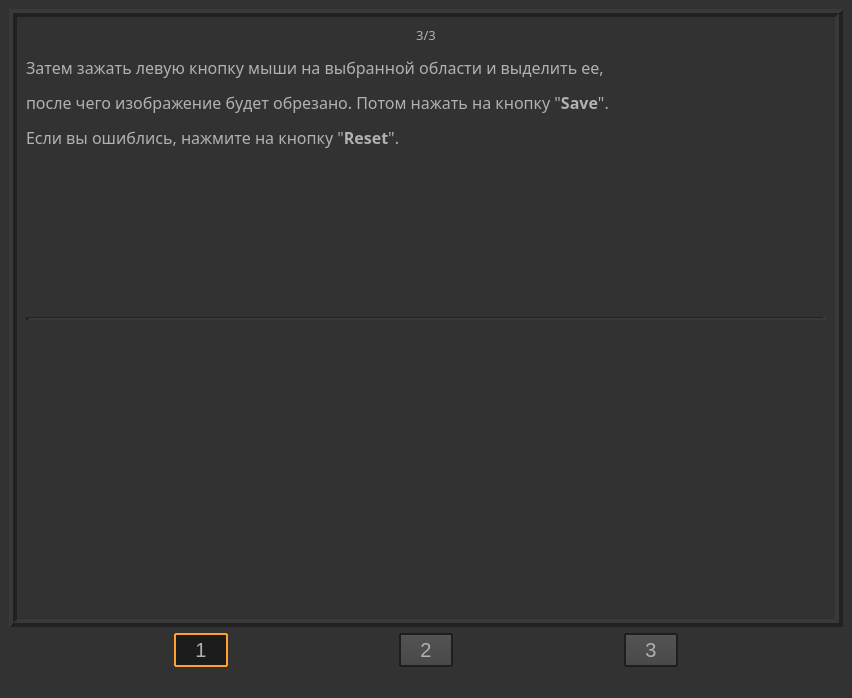
First picture: the form in ui interface/instruction.ui, repository Paikerite/Text-finder, before the edit.
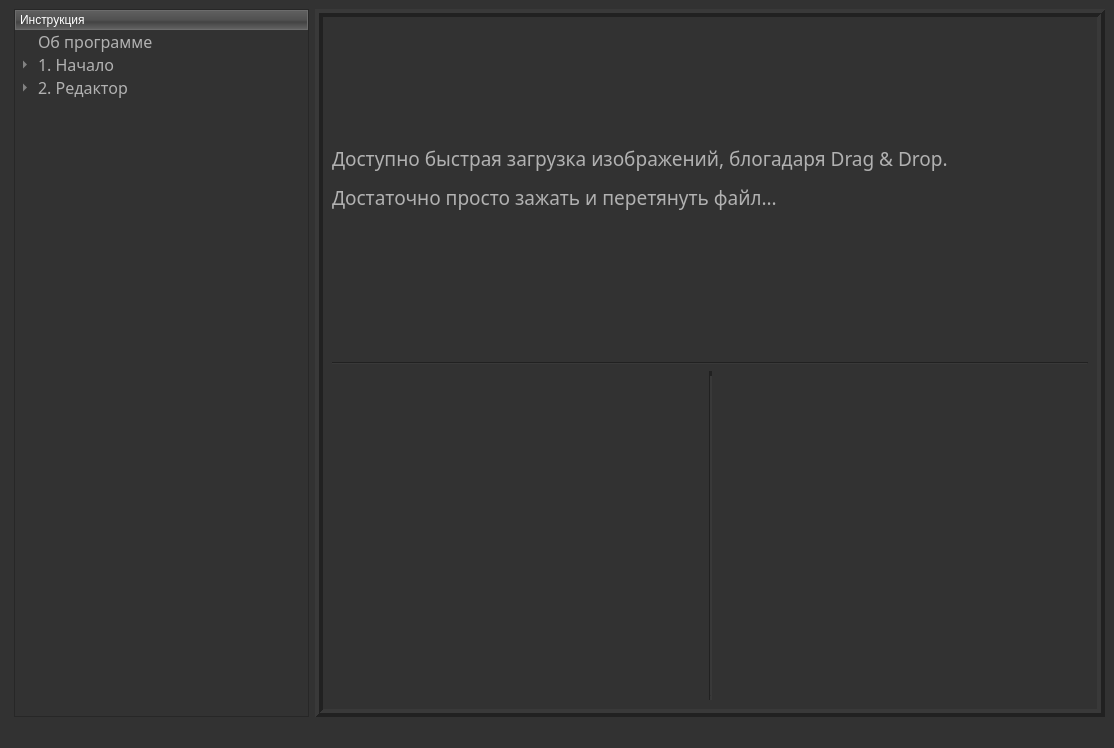
Second picture: the form after the edit. The open tabs and pages were chosen to show the change. Icons and pictures are not drawn.

Commit message:
add qr resource system for instruction
remade instruction

Diff of the .ui file:
```diff
--- a/ui interface/instruction.ui
+++ b/ui interface/instruction.ui
@@ -6,8 +6,8 @@
    <rect>
     <x>0</x>
     <y>0</y>
-    <width>852</width>
-    <height>698</height>
+    <width>1114</width>
+    <height>748</height>
    </rect>
   </property>
   <property name="maximumSize">
@@ -572,9 +572,125 @@
 }</string>
   </property>
   <widget class="QWidget" name="centralwidget">
-   <layout class="QVBoxLayout" name="verticalLayout">
+   <layout class="QHBoxLayout" name="horizontalLayout">
+    <item>
+     <widget class="QTreeWidget" name="treeWidget">
+      <property name="sizePolicy">
+       <sizepolicy hsizetype="MinimumExpanding" vsizetype="Expanding">
+        <horstretch>0</horstretch>
+        <verstretch>0</verstretch>
+       </sizepolicy>
+      </property>
+      <property name="font">
+       <font>
+        <family>Microsoft YaHei UI Light</family>
+        <pointsize>12</pointsize>
+        <weight>50</weight>
+        <bold>false</bold>
+        <strikeout>false</strikeout>
+        <stylestrategy>PreferDefault</stylestrategy>
+        <kerning>true</kerning>
+       </font>
+      </property>
+      <property name="styleSheet">
+       <string notr="true">QTreeView {
+	/**color: rgb(255, 255, 255);**/
+	background-color: #323232;
+	/**border-color: rgb(255, 255, 255);**/
+}
+
+QTreeView::item:hover {
+	background: rgb(238, 147, 38);
+}
+
+QTreeView::item:selected {
+	background-color:  rgb(238, 147, 38);
+	selection-background-color: rgb(238, 147, 38);
+}</string>
+      </property>
+      <column>
+       <property name="text">
+        <string>Инструкция</string>
+       </property>
+      </column>
+      <item>
+       <property name="text">
+        <string>Об программе</string>
+       </property>
+      </item>
+      <item>
+       <property name="text">
+        <string>1. Начало</string>
+       </property>
+       <property name="background">
+        <brush brushstyle="NoBrush">
+         <color alpha="255">
+          <red>181</red>
+          <green>181</green>
+          <blue>181</blue>
+         </color>
+        </brush>
+       </property>
+       <item>
+        <property name="text">
+         <string>Загрузка картинки</string>
+        </property>
+       </item>
+       <item>
+        <property name="text">
+         <string>Drag &amp; Drop</string>
+        </property>
+       </item>
+      </item>
+      <item>
+       <property name="text">
+        <string>2. Редактор</string>
+       </property>
+       <item>
+        <property name="text">
+         <string>Коррекция</string>
+        </property>
+       </item>
+       <item>
+        <property name="text">
+         <string>Расположение инструментов</string>
+        </property>
+        <property name="background">
+         <brush brushstyle="NoBrush">
+          <color alpha="255">
+           <red>0</red>
+           <green>0</green>
+           <blue>0</blue>
+          </color>
+         </brush>
+        </property>
+       </item>
+       <item>
+        <property name="text">
+         <string>Размер</string>
+        </property>
+       </item>
+       <item>
+        <property name="text">
+         <string>Положение картины</string>
+        </property>
+       </item>
+       <item>
+        <property name="text">
+         <string>Обрезка по выделению</string>
+        </property>
+       </item>
+      </item>
+     </widget>
+    </item>
     <item>
      <widget class="QStackedWidget" name="stackedWidget">
+      <property name="sizePolicy">
+       <sizepolicy hsizetype="Preferred" vsizetype="Preferred">
+        <horstretch>0</horstretch>
+        <verstretch>0</verstretch>
+       </sizepolicy>
+      </property>
       <property name="frameShape">
        <enum>QFrame::Box</enum>
       </property>
@@ -628,7 +744,7 @@
        </layout>
       </widget>
       <widget class="QWidget" name="page_areaselection">
-       <layout class="QVBoxLayout" name="verticalLayout_3" stretch="0,0,1">
+       <layout class="QVBoxLayout" name="verticalLayout">
         <item>
          <widget class="QLabel" name="label_Instruction_2">
           <property name="font">
@@ -642,17 +758,12 @@
          </widget>
         </item>
         <item>
-         <widget class="Line" name="line_2">
-          <property name="lineWidth">
-           <number>4</number>
+         <widget class="QLabel" name="label_areaselection2">
+          <property name="font">
+           <font>
+            <family>Microsoft YaHei UI Light</family>
+           </font>
           </property>
-          <property name="orientation">
-           <enum>Qt::Horizontal</enum>
-          </property>
-         </widget>
-        </item>
-        <item>
-         <widget class="QLabel" name="label_image_for_instruction_2">
           <property name="text">
            <string/>
           </property>
@@ -663,61 +774,108 @@
         </item>
        </layout>
       </widget>
-      <widget class="QWidget" name="page_areaselection_continue">
-       <layout class="QVBoxLayout" name="verticalLayout_4" stretch="0,1,0">
+      <widget class="QWidget" name="page_DragandDrop">
+       <layout class="QVBoxLayout" name="verticalLayout_3">
         <item>
-         <widget class="QLabel" name="label_Instruction_3">
-          <property name="sizePolicy">
-           <sizepolicy hsizetype="Preferred" vsizetype="Preferred">
-            <horstretch>0</horstretch>
-            <verstretch>0</verstretch>
-           </sizepolicy>
-          </property>
+         <widget class="QLabel" name="label_DragandDrop">
           <property name="font">
            <font>
             <family>Microsoft YaHei UI Light</family>
+            <pointsize>14</pointsize>
            </font>
           </property>
           <property name="text">
-           <string>&lt;html&gt;&lt;head/&gt;&lt;body&gt;&lt;p align=&quot;center&quot;&gt;&lt;span style=&quot; font-size:10pt;&quot;&gt;3/3&lt;/span&gt;&lt;/p&gt;&lt;p&gt;&lt;span style=&quot; font-size:12pt;&quot;&gt;Затем зажать левую кнопку мыши на выбранной области и выделить ее,&lt;/span&gt;&lt;/p&gt;&lt;p&gt;&lt;span style=&quot; font-size:12pt;&quot;&gt;после чего изображение будет обрезано. Потом нажать на кнопку &amp;quot;&lt;/span&gt;&lt;span style=&quot; font-size:12pt; font-weight:600;&quot;&gt;Save&lt;/span&gt;&lt;span style=&quot; font-size:12pt;&quot;&gt;&amp;quot;.&lt;/span&gt;&lt;/p&gt;&lt;p&gt;&lt;span style=&quot; font-size:12pt;&quot;&gt;Если вы ошиблись, нажмите на кнопку &amp;quot;&lt;/span&gt;&lt;span style=&quot; font-size:12pt; font-weight:600;&quot;&gt;Reset&lt;/span&gt;&lt;span style=&quot; font-size:12pt;&quot;&gt;&amp;quot;.&lt;/span&gt;&lt;br/&gt;&lt;/p&gt;&lt;/body&gt;&lt;/html&gt;</string>
-          </property>
-          <property name="textFormat">
-           <enum>Qt::AutoText</enum>
-          </property>
-          <property name="alignment">
-           <set>Qt::AlignLeading|Qt::AlignLeft|Qt::AlignTop</set>
+           <string>&lt;html&gt;&lt;head/&gt;&lt;body&gt;&lt;p&gt;Доступно быстрая загрузка изображений, блогадаря Drag &amp;amp; Drop.&lt;/p&gt;&lt;p&gt;Достаточно просто зажать и перетянуть файл...&lt;br/&gt;&lt;/p&gt;&lt;/body&gt;&lt;/html&gt;</string>
           </property>
          </widget>
         </item>
         <item>
          <widget class="Line" name="line_3">
-          <property name="lineWidth">
-           <number>4</number>
-          </property>
           <property name="orientation">
            <enum>Qt::Horizontal</enum>
           </property>
          </widget>
         </item>
         <item>
-         <widget class="QLabel" name="label_image_for_instruction_3">
-          <property name="sizePolicy">
-           <sizepolicy hsizetype="Preferred" vsizetype="Preferred">
-            <horstretch>0</horstretch>
-            <verstretch>0</verstretch>
-           </sizepolicy>
+         <layout class="QHBoxLayout" name="horizontalLayout_DragandDrop">
+          <item>
+           <widget class="QLabel" name="label_DragandDrop_3">
+            <property name="font">
+             <font>
+              <family>Microsoft YaHei UI Light</family>
+              <pointsize>14</pointsize>
+             </font>
+            </property>
+            <property name="text">
+             <string>&lt;html&gt;&lt;head/&gt;&lt;body&gt;&lt;p align=&quot;center&quot;&gt;&lt;br/&gt;&lt;/p&gt;&lt;p align=&quot;center&quot;&gt;&lt;img src=&quot;:/inst_areselection/instruction/71.png&quot;/&gt;&lt;/p&gt;&lt;/body&gt;&lt;/html&gt;</string>
+            </property>
+           </widget>
+          </item>
+          <item>
+           <widget class="Line" name="line_2">
+            <property name="lineWidth">
+             <number>5</number>
+            </property>
+            <property name="midLineWidth">
+             <number>0</number>
+            </property>
+            <property name="orientation">
+             <enum>Qt::Vertical</enum>
+            </property>
+           </widget>
+          </item>
+          <item>
+           <widget class="QLabel" name="label_DragandDrop_2">
+            <property name="font">
+             <font>
+              <family>Microsoft YaHei UI Light</family>
+              <pointsize>14</pointsize>
+             </font>
+            </property>
+            <property name="text">
+             <string>&lt;html&gt;&lt;head/&gt;&lt;body&gt;&lt;p align=&quot;center&quot;&gt;&lt;br/&gt;&lt;/p&gt;&lt;p align=&quot;center&quot;&gt;&lt;img src=&quot;:/inst_areselection/instruction/81.png&quot;/&gt;&lt;/p&gt;&lt;/body&gt;&lt;/html&gt;</string>
+            </property>
+           </widget>
+          </item>
+         </layout>
+        </item>
+       </layout>
+      </widget>
+      <widget class="QWidget" name="page_Scale">
+       <layout class="QVBoxLayout" name="verticalLayout_4">
+        <item>
+         <widget class="QLabel" name="label_Scale">
+          <property name="font">
+           <font>
+            <family>Microsoft YaHei UI Light</family>
+            <pointsize>14</pointsize>
+           </font>
           </property>
-          <property name="maximumSize">
-           <size>
-            <width>800</width>
-            <height>400</height>
-           </size>
-          </property>
           <property name="text">
-           <string/>
+           <string>&lt;html&gt;&lt;head/&gt;&lt;body&gt;&lt;p&gt;Есть возможность изменить разрешение картины с сохранением пропорцый.&lt;/p&gt;&lt;p&gt;Нужно ввести нужный вами ширину и высоту.&lt;/p&gt;&lt;p&gt;Reset - сбрасывает разрешение картины.&lt;/p&gt;&lt;p&gt;&lt;br/&gt;&lt;/p&gt;&lt;p align=&quot;center&quot;&gt;&lt;img src=&quot;:/inst_areselection/instruction/9.png&quot;/&gt;&lt;/p&gt;&lt;/body&gt;&lt;/html&gt;</string>
           </property>
-          <property name="pixmap">
-           <pixmap>instruction/3_4_5.png</pixmap>
+         </widget>
+        </item>
+       </layout>
+      </widget>
+      <widget class="QWidget" name="page_position">
+       <property name="font">
+        <font>
+         <family>Microsoft YaHei UI Light</family>
+         <pointsize>14</pointsize>
+        </font>
+       </property>
+       <layout class="QVBoxLayout" name="verticalLayout_5">
+        <item>
+         <widget class="QLabel" name="label_position">
+          <property name="font">
+           <font>
+            <family>Microsoft YaHei UI Light</family>
+            <pointsize>14</pointsize>
+           </font>
+          </property>
+          <property name="text">
+           <string>&lt;html&gt;&lt;head/&gt;&lt;body&gt;&lt;p&gt;Изменить положение картины, можно благодаря кнопкам разположеных внизу.&lt;/p&gt;&lt;p&gt;&lt;br/&gt;&lt;/p&gt;&lt;p&gt;&lt;img src=&quot;:/inst_areselection/instruction/10.png&quot;/&gt;&lt;/p&gt;&lt;/body&gt;&lt;/html&gt;</string>
           </property>
           <property name="scaledContents">
            <bool>true</bool>
@@ -731,157 +889,6 @@
       </widget>
      </widget>
     </item>
-    <item>
-     <layout class="QHBoxLayout" name="horizontalLayout_pages">
-      <item>
-       <widget class="QPushButton" name="pushButton_1page">
-        <property name="sizePolicy">
-         <sizepolicy hsizetype="Maximum" vsizetype="Fixed">
-          <horstretch>0</horstretch>
-          <verstretch>0</verstretch>
-         </sizepolicy>
-        </property>
-        <property name="styleSheet">
-         <string notr="true">QPushButton
-{
-    color: #b1b1b1;
-    background-color: QLinearGradient( x1: 0, y1: 0, x2: 0, y2: 1, stop: 0 #565656, stop: 0.1 #525252, stop: 0.5 #4e4e4e, stop: 0.9 #4a4a4a, stop: 1 #464646);
-    border-width: 2px;
-    border-color: #1e1e1e;
-    border-style: solid;
-    border-radius: 1;
-    padding: 3px;
-    font-size: 20px;
-    padding-left: 5px;
-    padding-right: 5px;
-    min-width: 40px;
-}
-
-QPushButton:pressed
-{
-    background-color: QLinearGradient( x1: 0, y1: 0, x2: 0, y2: 1, stop: 0 #2d2d2d, stop: 0.1 #2b2b2b, stop: 0.5 #292929, stop: 0.9 #282828, stop: 1 #252525);
-}
-
-QPushButton::checked 
-{
-	border-color: rgb(255, 160, 47);
-	background-color: rgb(28, 28, 28);
-}
-
-QPushButton:hover
-{
-	border-color: rgb(255, 160, 47);
-}</string>
-        </property>
-        <property name="text">
-         <string>1</string>
-        </property>
-        <property name="checkable">
-         <bool>true</bool>
-        </property>
-        <property name="checked">
-         <bool>true</bool>
-        </property>
-       </widget>
-      </item>
-      <item>
-       <widget class="QPushButton" name="pushButton_2page">
-        <property name="sizePolicy">
-         <sizepolicy hsizetype="Maximum" vsizetype="Fixed">
-          <horstretch>0</horstretch>
-          <verstretch>0</verstretch>
-         </sizepolicy>
-        </property>
-        <property name="styleSheet">
-         <string notr="true">QPushButton
-{
-    color: #b1b1b1;
-    background-color: QLinearGradient( x1: 0, y1: 0, x2: 0, y2: 1, stop: 0 #565656, stop: 0.1 #525252, stop: 0.5 #4e4e4e, stop: 0.9 #4a4a4a, stop: 1 #464646);
-    border-width: 2px;
-    border-color: #1e1e1e;
-    border-style: solid;
-    border-radius: 1;
-    padding: 3px;
-    font-size: 20px;
-    padding-left: 5px;
-    padding-right: 5px;
-    min-width: 40px;
-}
-
-QPushButton:pressed
-{
-    background-color: QLinearGradient( x1: 0, y1: 0, x2: 0, y2: 1, stop: 0 #2d2d2d, stop: 0.1 #2b2b2b, stop: 0.5 #292929, stop: 0.9 #282828, stop: 1 #252525);
-}
-
-QPushButton::checked 
-{
-	border-color: rgb(255, 160, 47);
-	background-color: rgb(28, 28, 28);
-}
-
-QPushButton:hover
-{
-	border-color: rgb(255, 160, 47);
-}</string>
-        </property>
-        <property name="text">
-         <string>2</string>
-        </property>
-        <property name="checkable">
-         <bool>true</bool>
-        </property>
-       </widget>
-      </item>
-      <item>
-       <widget class="QPushButton" name="pushButton_3page">
-        <property name="sizePolicy">
-         <sizepolicy hsizetype="Maximum" vsizetype="Fixed">
-          <horstretch>0</horstretch>
-          <verstretch>0</verstretch>
-         </sizepolicy>
-        </property>
-        <property name="styleSheet">
-         <string notr="true">QPushButton
-{
-    color: #b1b1b1;
-    background-color: QLinearGradient( x1: 0, y1: 0, x2: 0, y2: 1, stop: 0 #565656, stop: 0.1 #525252, stop: 0.5 #4e4e4e, stop: 0.9 #4a4a4a, stop: 1 #464646);
-    border-width: 2px;
-    border-color: #1e1e1e;
-    border-style: solid;
-    border-radius: 1;
-    padding: 3px;
-    font-size: 20px;
-    padding-left: 5px;
-    padding-right: 5px;
-    min-width: 40px;
-}
-
-QPushButton:pressed
-{
-    background-color: QLinearGradient( x1: 0, y1: 0, x2: 0, y2: 1, stop: 0 #2d2d2d, stop: 0.1 #2b2b2b, stop: 0.5 #292929, stop: 0.9 #282828, stop: 1 #252525);
-}
-
-QPushButton::checked 
-{
-	border-color: rgb(255, 160, 47);
-	background-color: rgb(28, 28, 28);
-}
-
-QPushButton:hover
-{
-	border-color: rgb(255, 160, 47);
-}</string>
-        </property>
-        <property name="text">
-         <string>3</string>
-        </property>
-        <property name="checkable">
-         <bool>true</bool>
-        </property>
-       </widget>
-      </item>
-     </layout>
-    </item>
    </layout>
   </widget>
   <widget class="QStatusBar" name="statusbar"/>
```
Left out of the diff: 53 changed lines with no effect on the pictures. The commit also changes 6 other files.
